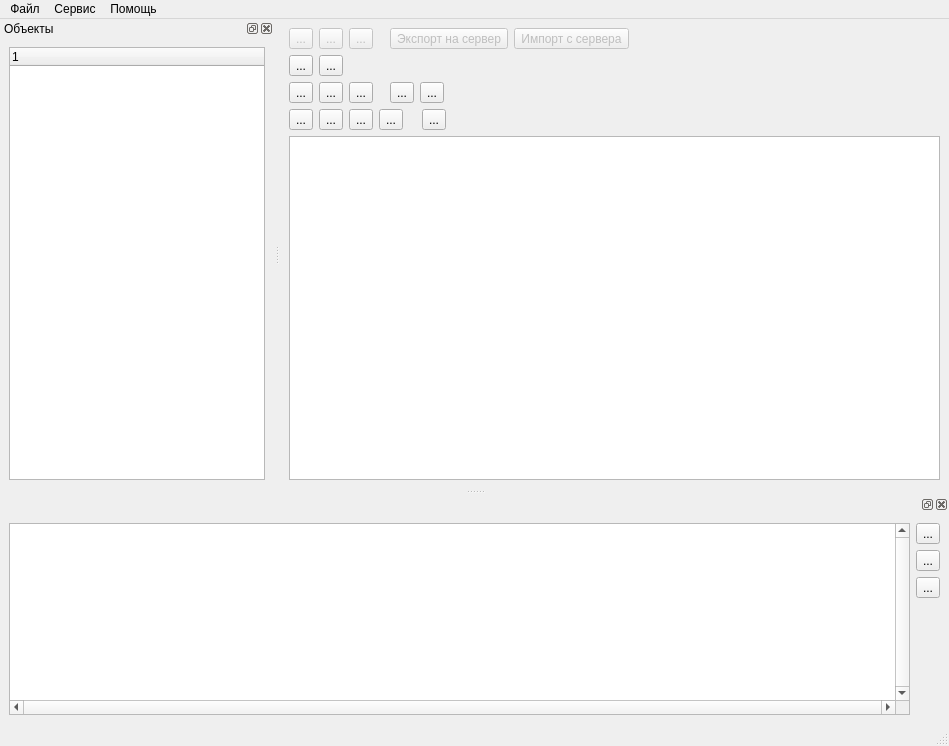
First picture: the form in certmanager/CertManager/mainwindow.ui, repository arcirk/ws_solution, before the edit.
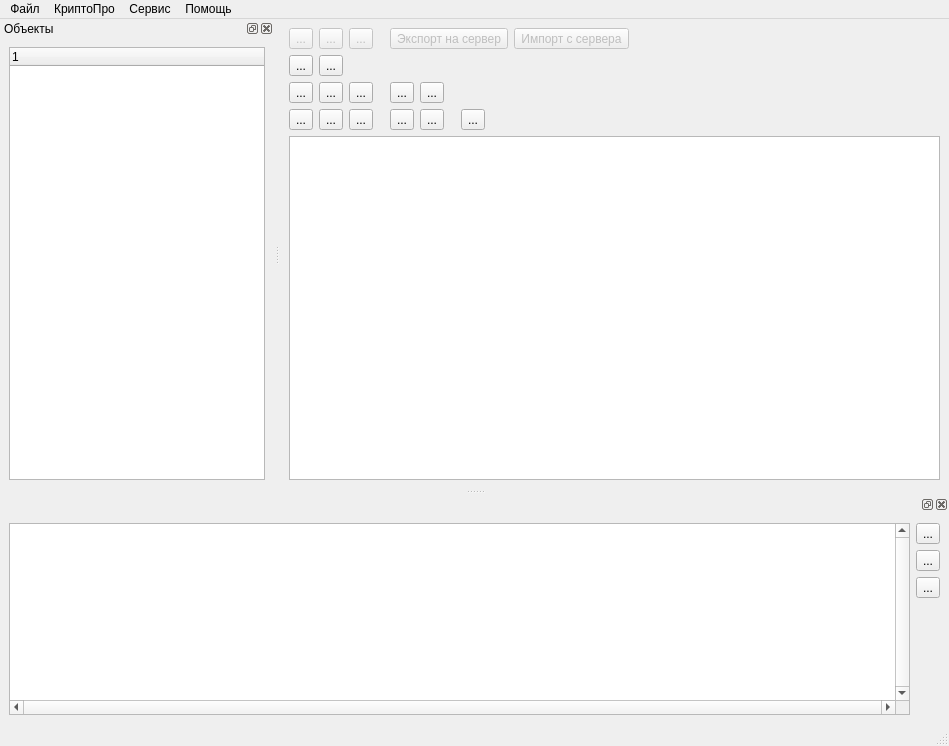
Second picture: the form after the edit. Icons and pictures are not drawn.

The edit to the form file:
```diff
--- a/certmanager/CertManager/mainwindow.ui
+++ b/certmanager/CertManager/mainwindow.ui
@@ -364,6 +364,36 @@
            </property>
           </widget>
          </item>
+         <item>
+          <widget class="QLabel" name="label_4">
+           <property name="minimumSize">
+            <size>
+             <width>5</width>
+             <height>0</height>
+            </size>
+           </property>
+           <property name="maximumSize">
+            <size>
+             <width>5</width>
+             <height>16777215</height>
+            </size>
+           </property>
+           <property name="text">
+            <string/>
+           </property>
+          </widget>
+         </item>
+         <item>
+          <widget class="QToolButton" name="btnCurrentUserAdd">
+           <property name="text">
+            <string>...</string>
+           </property>
+           <property name="icon">
+            <iconset resource="certmaster.qrc">
+             <normaloff>:/img/itemAdd.png</normaloff>:/img/itemAdd.png</iconset>
+           </property>
+          </widget>
+         </item>
          <item>
           <widget class="QToolButton" name="btnCurrentDelete">
            <property name="toolTip">
@@ -386,6 +416,12 @@
              <height>0</height>
             </size>
            </property>
+           <property name="maximumSize">
+            <size>
+             <width>5</width>
+             <height>16777215</height>
+            </size>
+           </property>
            <property name="text">
             <string/>
            </property>
@@ -460,7 +496,15 @@
     </property>
     <addaction name="action"/>
    </widget>
+   <widget class="QMenu" name="menu_4">
+    <property name="title">
+     <string>КриптоПро</string>
+    </property>
+    <addaction name="mnuCertUsers"/>
+    <addaction name="mnuCryptoPro"/>
+   </widget>
    <addaction name="menu"/>
+   <addaction name="menu_4"/>
    <addaction name="menu_2"/>
    <addaction name="menu_3"/>
   </widget>
```
Left out of the diff: 18 changed lines with no effect on the pictures.
